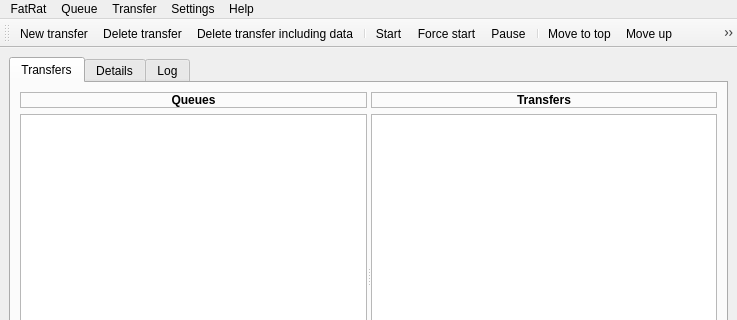
Before: the Qt Designer form MainWindow.ui in LubosD/fatrat, drawn with Qt 5; both pictures show x 0 to 737 and y 0 to 320 of the 737 by 502 pixel window.
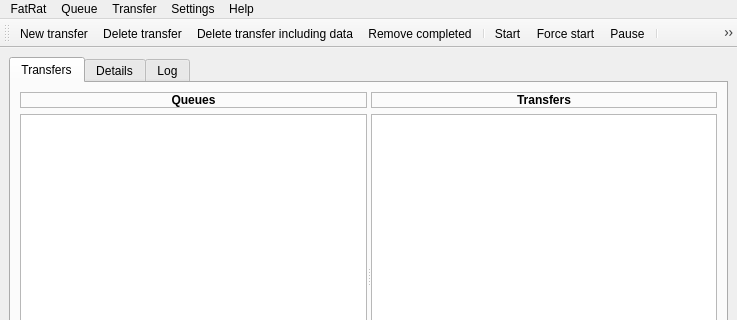
After: the same form once the commit is applied. Icons and pictures are not drawn. Custom widgets are drawn as their Qt base class.

```diff
--- a/MainWindow.ui
+++ b/MainWindow.ui
@@ -449,6 +449,7 @@
    <addaction name="actionNewTransfer" />
    <addaction name="actionDeleteTransfer" />
    <addaction name="actionDeleteTransferData" />
+   <addaction name="actionRemoveCompleted" />
    <addaction name="separator" />
    <addaction name="actionResume" />
    <addaction name="actionForcedResume" />
```
Left out of the diff: 2 changed lines with no effect on the pictures.
